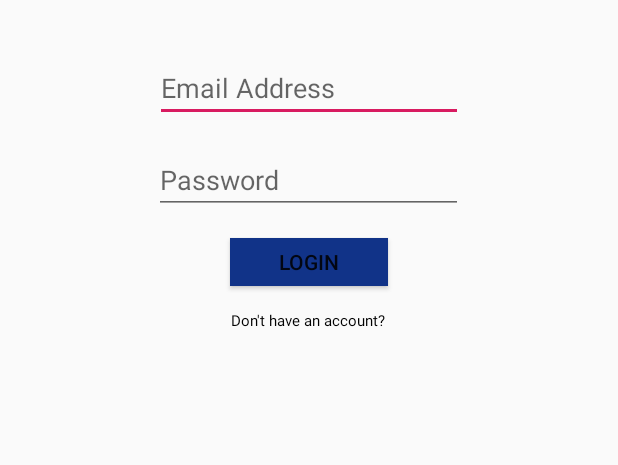
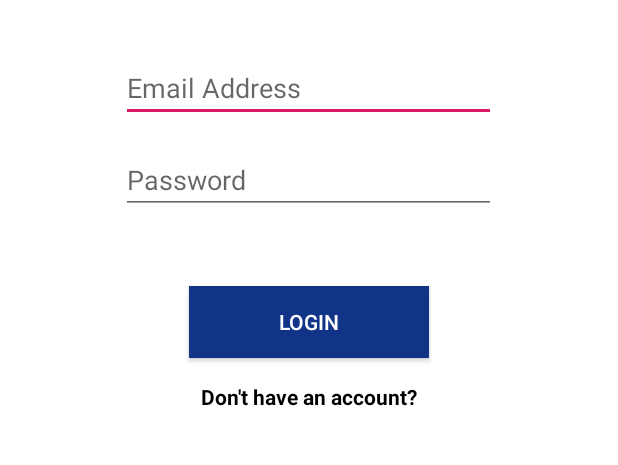
Before and after one commit to abhay007kr/Notes_App, an Android app: the screen it shows after launch (MainActivity), on a phone screen of 412 x 824 dp, the part 513-978 px from its top. Run offline under Robolectric (Android 15) with nearby library versions, the phone set to English and light mode, and no system bars.

Commit message:
Main activity new logo, splash screen, register page

```diff
--- a/app/src/main/res/layout/activity_main.xml
+++ b/app/src/main/res/layout/activity_main.xml
@@ -4,20 +4,20 @@
     xmlns:tools="http://schemas.android.com/tools"
     android:layout_width="match_parent"
     android:layout_height="match_parent"
+    android:background="#ffffff"
     android:orientation="vertical"
     tools:context=".MainActivity">
-
 
     <ImageView
         android:layout_width="250dp"
         android:layout_height="250dp"
         android:layout_gravity="center_horizontal"
         android:layout_marginTop="36dp"
-        android:src="@drawable/splash" />
+        android:src="@drawable/newlogo" />
 
     <EditText
         android:id="@+id/email_edittext"
-        android:layout_width="205dp"
+        android:layout_width="250dp"
         android:layout_height="wrap_content"
         android:layout_gravity="center_horizontal"
         android:layout_marginTop="36dp"
@@ -26,21 +26,22 @@
 
     <EditText
         android:id="@+id/password_edittext"
-        android:layout_width="206dp"
+        android:layout_width="250dp"
         android:layout_height="wrap_content"
         android:layout_gravity="center_horizontal"
         android:layout_marginTop="16dp"
         android:hint="Password"
-        android:inputType="textPassword" />
+        android:inputType="text" />
 
     <Button
         android:id="@+id/login_button"
-        android:layout_width="105dp"
-        android:layout_height="32dp"
+        android:layout_width="160dp"
+        android:layout_height="wrap_content"
         android:layout_gravity="center_horizontal"
-        android:layout_marginTop="16dp"
+        android:layout_marginTop="48dp"
         android:background="#113388"
-        android:text="LOGIN" />
+        android:text="LOGIN"
+        android:textColor="#ffffff"/>
 
     <TextView
         android:id="@+id/register_donthaveaccount"
@@ -50,7 +51,6 @@
         android:layout_marginTop="16dp"
         android:text="Don't have an account?"
         android:textColor="#000000"
-        android:textSize="10sp" />
-
+        android:textStyle="bold" />
 
 </LinearLayout>
```
Also changed, not shown: app/src/main/res/drawable/newlogo.png (added).
